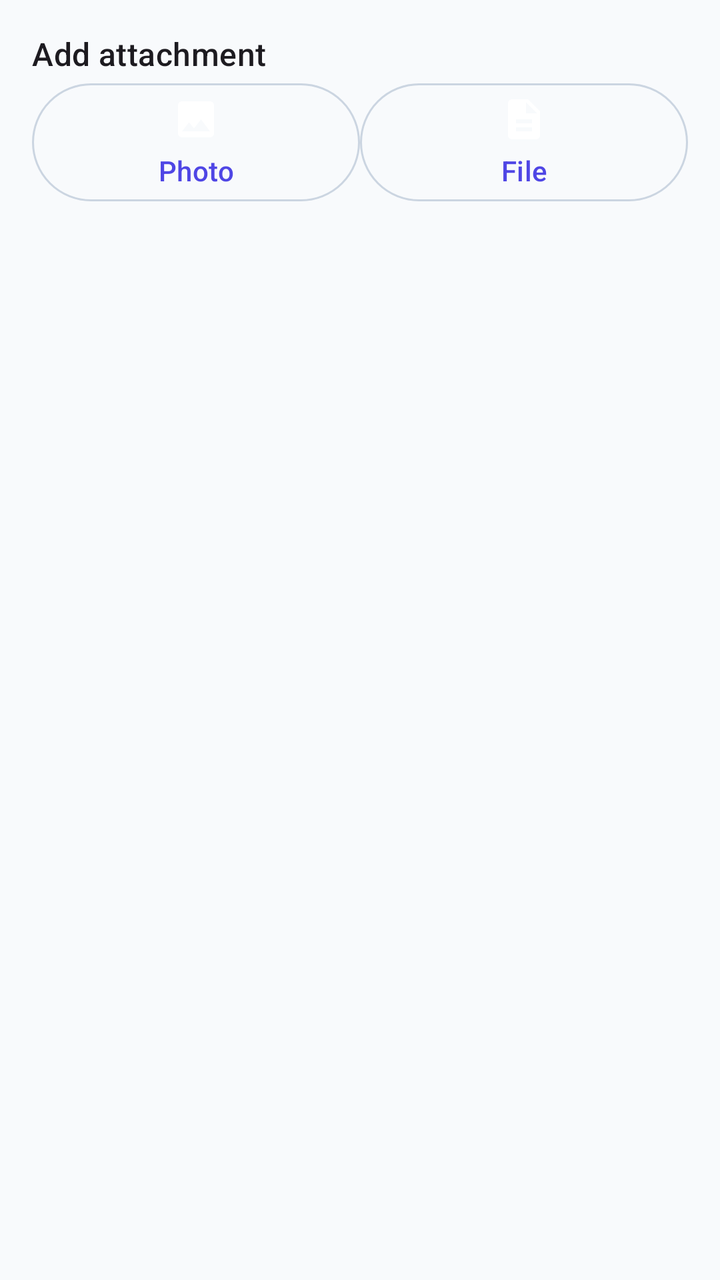
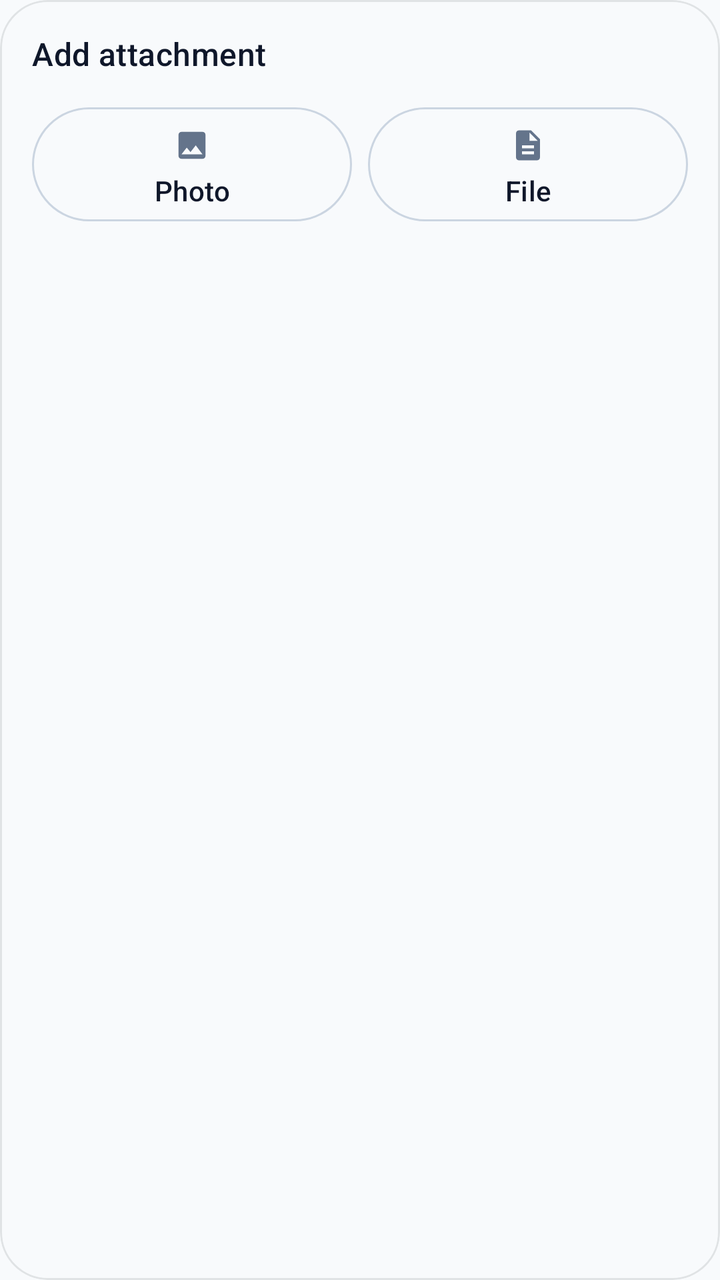

Before-and-after screenshots of an Android layout around one commit, followed by the original layout XML and the change that was made.
<!-- AndroidManifest.xml: application theme Theme.NexaChat -->
<!-- res/layout/bottom_sheet_attachment_picker.xml -->
<?xml version="1.0" encoding="utf-8"?>
<LinearLayout xmlns:android="http://schemas.android.com/apk/res/android"
    android:id="@+id/attachmentSheetRoot"
    android:layout_width="match_parent"
    android:layout_height="wrap_content"
    android:orientation="vertical"
    android:padding="@dimen/space_md">
    <TextView android:layout_width="match_parent" android:layout_height="wrap_content" android:text="@string/attachment_picker_title" android:textAppearance="?attr/textAppearanceTitleMedium"/>
    <LinearLayout android:layout_width="match_parent" android:layout_height="wrap_content" android:orientation="horizontal">
        <com.google.android.material.button.MaterialButton android:id="@+id/pickImage" style="@style/Widget.Material3.Button.OutlinedButton" android:layout_width="0dp" android:layout_height="wrap_content" android:layout_weight="1" android:drawableTop="@drawable/ic_image" android:minHeight="@dimen/min_touch_target" android:text="@string/attachment_pick_image"/>
        <com.google.android.material.button.MaterialButton android:id="@+id/pickFile" style="@style/Widget.Material3.Button.OutlinedButton" android:layout_width="0dp" android:layout_height="wrap_content" android:layout_weight="1" android:drawableTop="@drawable/ic_description" android:minHeight="@dimen/min_touch_target" android:text="@string/attachment_pick_file"/>
    </LinearLayout>
</LinearLayout>
<!-- resources referenced by this layout -->
<resources>
  <dimen name="min_touch_target">48dp</dimen>
  <dimen name="space_md">16dp</dimen>
  <string name="attachment_pick_file">File</string>
  <string name="attachment_pick_image">Photo</string>
  <string name="attachment_picker_title">Add attachment</string>
  <style name="Theme.NexaChat" parent="Theme.NexaChat.Views" />
  <color name="colorPrimary">@color/brand_indigo</color>
  <color name="colorOnPrimary">#FFFFFFFF</color>
  <color name="colorPrimaryContainer">@color/brand_indigo_container</color>
  <color name="colorOnPrimaryContainer">@color/brand_on_indigo_container</color>
  <color name="colorSecondary">@color/slate_secondary</color>
  <color name="colorOnSecondary">#FFFFFFFF</color>
  <color name="colorSecondaryContainer">@color/slate_secondary_container</color>
  <color name="colorOnSecondaryContainer">@color/slate_on_secondary_container</color>
  <color name="colorTertiary">@color/tertiary_sky</color>
  <color name="colorOnTertiary">#FFFFFFFF</color>
  <color name="colorTertiaryContainer">@color/tertiary_sky_container</color>
  <color name="colorOnTertiaryContainer">@color/tertiary_on_sky_container</color>
  <color name="colorError">@color/error_red</color>
  <color name="colorOnError">#FFFFFFFF</color>
  <color name="colorErrorContainer">@color/error_container_light</color>
  <color name="colorOnErrorContainer">@color/on_error_container_light</color>
  <color name="colorBackground">@color/background_light</color>
  <color name="colorOnBackground">@color/text_primary_light</color>
  <color name="colorSurface">@color/surface_light</color>
  <color name="colorOnSurface">@color/text_primary_light</color>
  <color name="colorSurfaceVariant">@color/surface_variant_light</color>
  <color name="colorOnSurfaceVariant">@color/text_secondary_light</color>
  <color name="colorOutline">@color/slate_border</color>
  <color name="colorOutlineVariant">@color/slate_divider</color>
  <style name="TextAppearance.NexaChat.TitleLarge" parent="TextAppearance.Material3.TitleLarge" />
  <style name="TextAppearance.NexaChat.TitleMedium" parent="TextAppearance.Material3.TitleMedium" />
  <style name="TextAppearance.NexaChat.TitleSmall" parent="TextAppearance.Material3.TitleSmall" />
  <style name="TextAppearance.NexaChat.BodyLarge" parent="TextAppearance.Material3.BodyLarge" />
  <style name="TextAppearance.NexaChat.BodyMedium" parent="TextAppearance.Material3.BodyMedium" />
  <style name="TextAppearance.NexaChat.BodySmall" parent="TextAppearance.Material3.BodySmall" />
  <style name="TextAppearance.NexaChat.LabelLarge" parent="TextAppearance.Material3.LabelLarge" />
  <style name="TextAppearance.NexaChat.LabelMedium" parent="TextAppearance.Material3.LabelMedium" />
  <style name="TextAppearance.NexaChat.LabelSmall" parent="TextAppearance.Material3.LabelSmall" />
  <color name="brand_indigo">#FF4F46E5</color>
  <color name="brand_indigo_container">#FFE0E7FF</color>
  <color name="brand_on_indigo_container">#FF1E1B4B</color>
  <color name="slate_secondary">#FF505F76</color>
  <color name="slate_secondary_container">#FFD0E1FB</color>
  <color name="slate_on_secondary_container">#FF1D283A</color>
  <color name="tertiary_sky">#FF0EA5E9</color>
  <color name="tertiary_sky_container">#FFBAE6FD</color>
  <color name="tertiary_on_sky_container">#FF0369A1</color>
  <color name="error_red">#FFBA1A1A</color>
  <color name="error_container_light">#FFFFDAD6</color>
  <color name="on_error_container_light">#FF93000A</color>
  <color name="background_light">#FFF8FAFC</color>
  <color name="text_primary_light">#FF0F172A</color>
  <color name="surface_light">#FFF8FAFC</color>
  <color name="surface_variant_light">#FFE0E3E5</color>
  <color name="text_secondary_light">#FF64748B</color>
  <color name="slate_border">#FFCBD5E1</color>
  <color name="slate_divider">#FFE2E8F0</color>
  <dimen name="corner_sm">8dp</dimen>
  <dimen name="corner_md">12dp</dimen>
  <dimen name="corner_lg">16dp</dimen>
  <!-- unchanged entries left out for length: 10 -->
</resources>

<!-- the commit's change to res/layout/bottom_sheet_attachment_picker.xml (unified diff, before → after) -->
@@ -1,13 +1,63 @@
 <?xml version="1.0" encoding="utf-8"?>
-<LinearLayout xmlns:android="http://schemas.android.com/apk/res/android"
+<com.google.android.material.card.MaterialCardView xmlns:android="http://schemas.android.com/apk/res/android"
+    xmlns:app="http://schemas.android.com/apk/res-auto"
     android:id="@+id/attachmentSheetRoot"
     android:layout_width="match_parent"
     android:layout_height="wrap_content"
-    android:orientation="vertical"
-    android:padding="@dimen/space_md">
-    <TextView android:layout_width="match_parent" android:layout_height="wrap_content" android:text="@string/attachment_picker_title" android:textAppearance="?attr/textAppearanceTitleMedium"/>
-    <LinearLayout android:layout_width="match_parent" android:layout_height="wrap_content" android:orientation="horizontal">
-        <com.google.android.material.button.MaterialButton android:id="@+id/pickImage" style="@style/Widget.Material3.Button.OutlinedButton" android:layout_width="0dp" android:layout_height="wrap_content" android:layout_weight="1" android:drawableTop="@drawable/ic_image" android:minHeight="@dimen/min_touch_target" android:text="@string/attachment_pick_image"/>
-        <com.google.android.material.button.MaterialButton android:id="@+id/pickFile" style="@style/Widget.Material3.Button.OutlinedButton" android:layout_width="0dp" android:layout_height="wrap_content" android:layout_weight="1" android:drawableTop="@drawable/ic_description" android:minHeight="@dimen/min_touch_target" android:text="@string/attachment_pick_file"/>
+    app:cardBackgroundColor="?attr/colorSurface"
+    app:cardCornerRadius="24dp"
+    app:cardElevation="0dp"
+    app:strokeColor="?attr/colorSurfaceVariant"
+    app:strokeWidth="1dp">
+
+    <LinearLayout
+        android:layout_width="match_parent"
+        android:layout_height="wrap_content"
+        android:orientation="vertical"
+        android:padding="16dp">
+
+        <TextView
+            android:layout_width="match_parent"
+            android:layout_height="wrap_content"
+            android:paddingBottom="12dp"
+            android:text="@string/attachment_picker_title"
+            android:textAppearance="?attr/textAppearanceTitleMedium"
+            android:textColor="?attr/colorOnSurface" />
+
+        <LinearLayout
+            android:layout_width="match_parent"
+            android:layout_height="wrap_content"
+            android:orientation="horizontal">
+
+            <com.google.android.material.button.MaterialButton
+                android:id="@+id/pickImage"
+                style="@style/Widget.Material3.Button.OutlinedButton"
+                android:layout_width="0dp"
+                android:layout_height="wrap_content"
+                android:layout_marginEnd="4dp"
+                android:layout_weight="1"
+                android:minHeight="@dimen/min_touch_target"
+                android:text="@string/attachment_pick_image"
+                android:textColor="?attr/colorOnSurface"
+                app:icon="@drawable/ic_image"
+                app:iconGravity="textTop"
+                app:iconPadding="8dp"
+                app:iconTint="?attr/colorOnSurfaceVariant" />
+
+            <com.google.android.material.button.MaterialButton
+                android:id="@+id/pickFile"
+                style="@style/Widget.Material3.Button.OutlinedButton"
+                android:layout_width="0dp"
+                android:layout_height="wrap_content"
+                android:layout_marginStart="4dp"
+                android:layout_weight="1"
+                android:minHeight="@dimen/min_touch_target"
+                android:text="@string/attachment_pick_file"
+                android:textColor="?attr/colorOnSurface"
+                app:icon="@drawable/ic_description"
+                app:iconGravity="textTop"
+                app:iconPadding="8dp"
+                app:iconTint="?attr/colorOnSurfaceVariant" />
+        </LinearLayout>
     </LinearLayout>
-</LinearLayout>
+</com.google.android.material.card.MaterialCardView>
<!-- resource entries referenced after the edit -->
@@ -1,7 +1,6 @@
 <!-- resources referenced by this layout -->
 <resources>
   <dimen name="min_touch_target">48dp</dimen>
-  <dimen name="space_md">16dp</dimen>
   <string name="attachment_pick_file">File</string>
   <string name="attachment_pick_image">Photo</string>
   <string name="attachment_picker_title">Add attachment</string>
